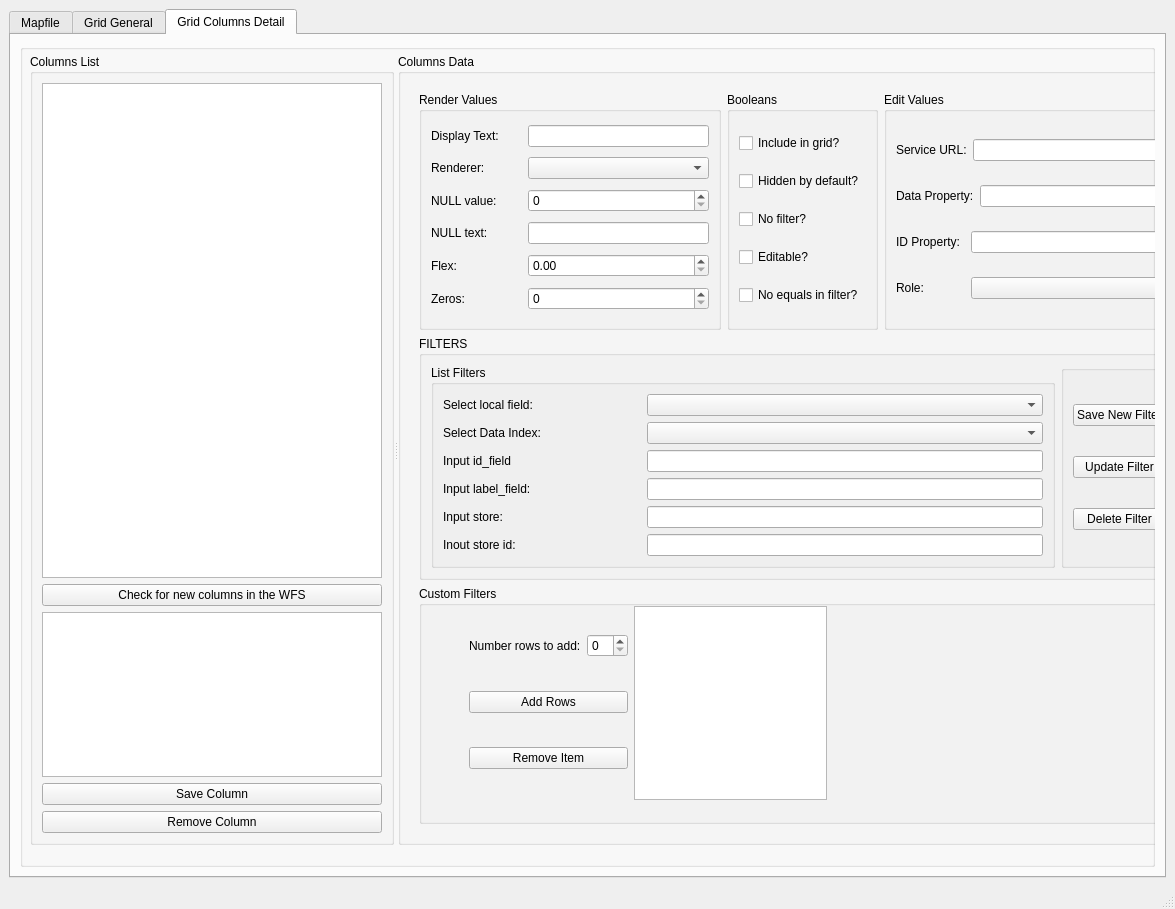
select-8/LayerMaker, file QTFiles/LayerMaker_Manual_redo_fixed_aligned3_toplevel_tabs.ui: the form before one commit.
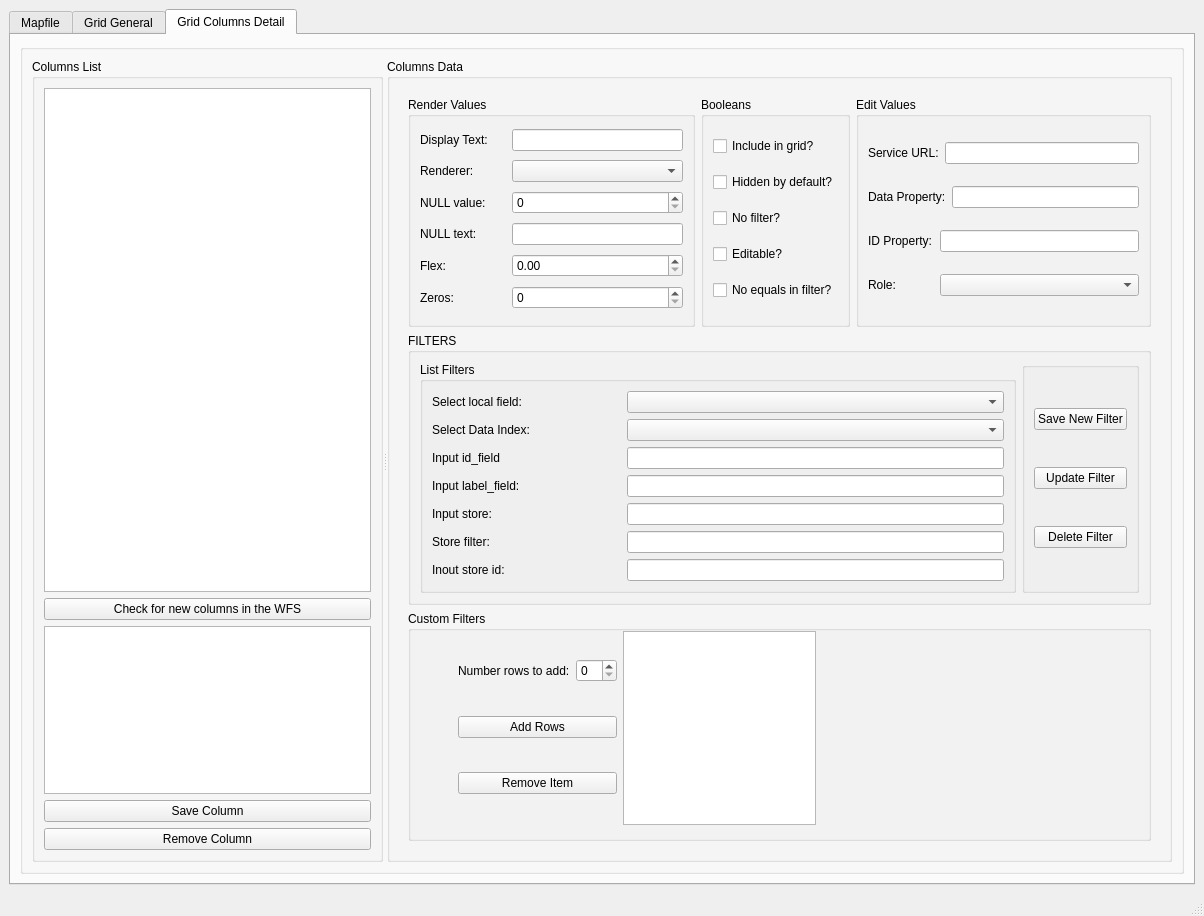
The form after the commit. The open tabs and pages were chosen to show the change.

Commit message: Add list filter filter

What changed in the file:
```diff
--- a/QTFiles/LayerMaker_Manual_redo_fixed_aligned3_toplevel_tabs.ui
+++ b/QTFiles/LayerMaker_Manual_redo_fixed_aligned3_toplevel_tabs.ui
@@ -6,8 +6,8 @@
    <rect>
     <x>0</x>
     <y>0</y>
-    <width>1175</width>
-    <height>909</height>
+    <width>1204</width>
+    <height>916</height>
    </rect>
   </property>
   <property name="sizePolicy">
@@ -848,15 +848,9 @@
           <property name="title">
            <string/>
           </property>
+          <layout class="QHBoxLayout" name="horizontalLayout_52">
+           <item>
           <widget class="QSplitter" name="splitter">
-           <property name="geometry">
-            <rect>
-             <x>10</x>
-             <y>10</y>
-             <width>1181</width>
-             <height>791</height>
-            </rect>
-           </property>
            <property name="orientation">
             <enum>Qt::Horizontal</enum>
            </property>
@@ -1202,6 +1196,20 @@
                          </item>
                         </layout>
                        </item>
+                         <item>
+                          <layout class="QHBoxLayout" name="horizontalLayout_53" stretch="1,2">
+                           <item>
+                            <widget class="QLabel" name="label_33">
+                             <property name="text">
+                              <string>Store filter:</string>
+                             </property>
+                            </widget>
+                           </item>
+                           <item>
+                            <widget class="QLineEdit" name="LE_InputStoreFilter"/>
+                           </item>
+                          </layout>
+                         </item>
                        <item>
                         <layout class="QHBoxLayout" name="horizontalLayout_28" stretch="1,2">
                          <item>
@@ -1314,6 +1322,8 @@
             </layout>
            </widget>
           </widget>
+           </item>
+          </layout>
          </widget>
         </item>
        </layout>
```
Left out of the diff: 4 changed lines with no effect on the pictures. Lines whose indentation alone changed are shown as unchanged. The commit also changes 14 other files.
